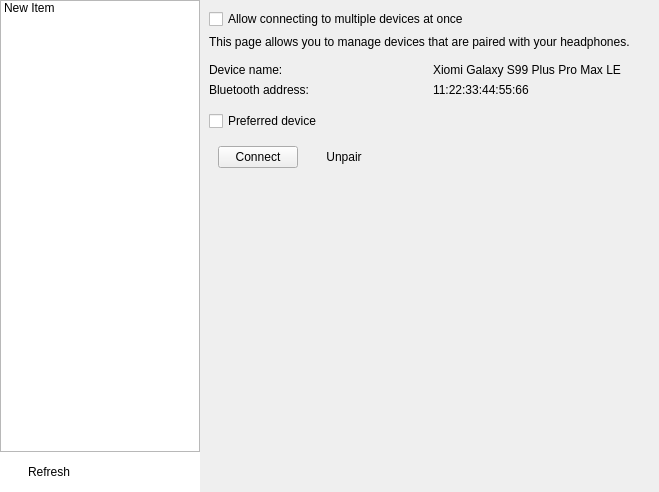
This is openfreebuds_qt/designer/dual_connect.ui in melianmiko/OpenFreebuds as Qt 5 draws it before an edit. The edited form follows.
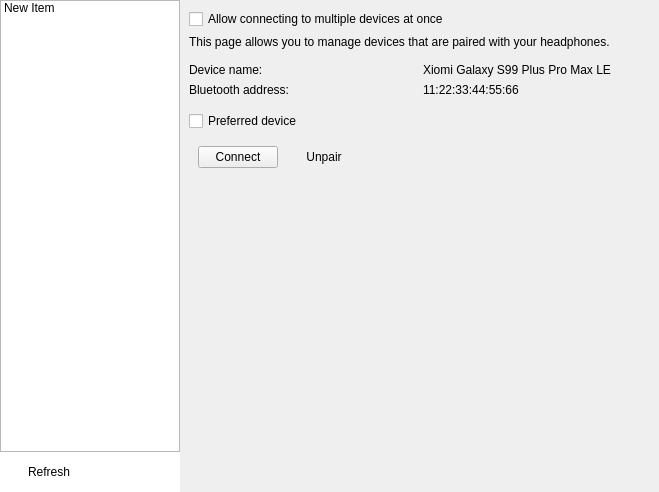
This is the edited form.

Patch:
```diff
--- a/openfreebuds_qt/designer/dual_connect.ui
+++ b/openfreebuds_qt/designer/dual_connect.ui
@@ -33,13 +33,13 @@
     <widget class="QWidget" name="left_root" native="true">
      <property name="minimumSize">
       <size>
-       <width>200</width>
+       <width>180</width>
        <height>0</height>
       </size>
      </property>
      <property name="maximumSize">
       <size>
-       <width>200</width>
+       <width>180</width>
        <height>16777215</height>
       </size>
      </property>
```
